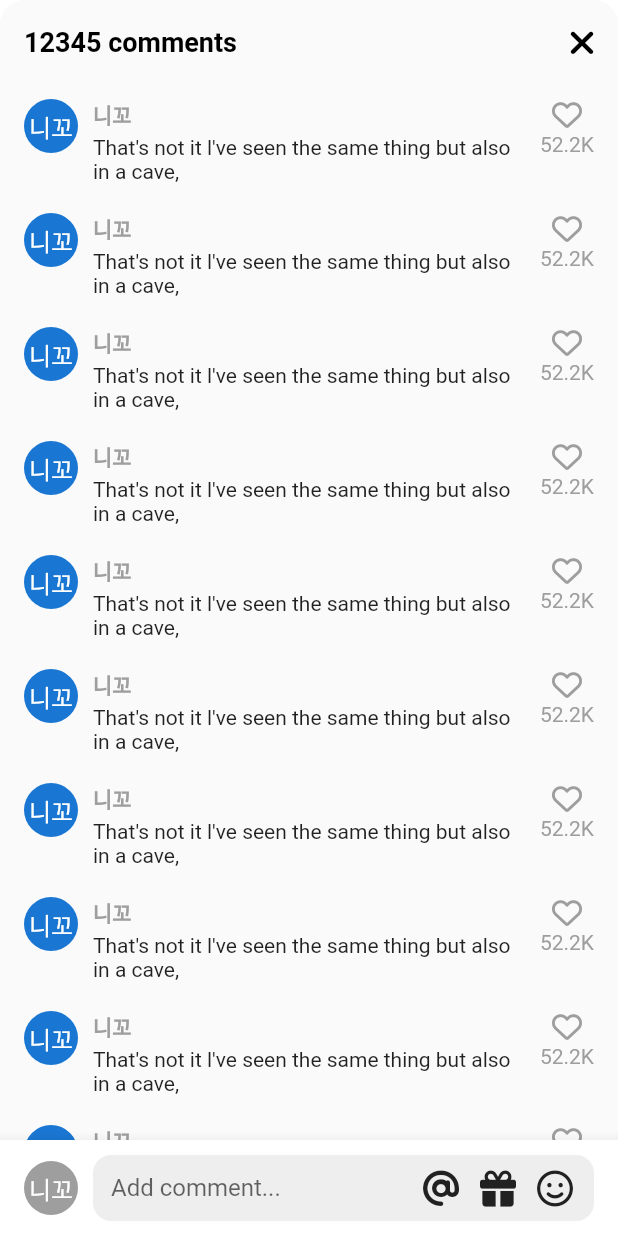
After one commit to So5L/tiktok_clone, a Flutter app: the VideoComments screen opened directly, on a phone screen of 412 x 824 dp. The commit adds this screen. Run offline on Flutter 3.47's test engine with Material 3 defaults, Android fonts, the phone set to English and light mode, and no system bars; our stand-ins replace font_awesome_flutter, video_player, visibility_detector; network calls fail.

Commit message:
update files

```diff
--- a/lib/authentication/onboarding/tutorial_screen.dart
+++ b/lib/authentication/onboarding/screens/tutorial_screen.dart
@@ -2,7 +2,7 @@ import 'package:flutter/cupertino.dart';
 import 'package:flutter/material.dart';
 import 'package:tiktok_clone/constants/gaps.dart';
 import 'package:tiktok_clone/constants/sizes.dart';
-import 'package:tiktok_clone/features/main_navigation/main_navigation_screen.dart';
+import 'package:tiktok_clone/features/main_navigation/screens/main_navigation_screen.dart';
 
 enum Direction { right, left }
 
--- a/lib/authentication/login_form_screen.dart
+++ b/lib/authentication/screens/login_form_screen.dart
@@ -1,6 +1,6 @@
 import 'package:flutter/material.dart';
 import 'package:font_awesome_flutter/font_awesome_flutter.dart';
-import 'package:tiktok_clone/authentication/onboarding/interests_screen.dart';
+import 'package:tiktok_clone/authentication/onboarding/screens/interests_screen.dart';
 import 'package:tiktok_clone/authentication/widgets/form_button.dart';
 import 'package:tiktok_clone/constants/gaps.dart';
 import 'package:tiktok_clone/constants/sizes.dart';
--- a/lib/authentication/password_screen.dart
+++ b/lib/authentication/screens/password_screen.dart
@@ -1,6 +1,6 @@
 import 'package:flutter/material.dart';
 import 'package:font_awesome_flutter/font_awesome_flutter.dart';
-import 'package:tiktok_clone/authentication/birthday_screen.dart';
+import 'package:tiktok_clone/authentication/screens/birthday_screen.dart';
 import 'package:tiktok_clone/authentication/widgets/form_button.dart';
 import 'package:tiktok_clone/constants/gaps.dart';
 import 'package:tiktok_clone/constants/sizes.dart';
--- a/lib/features/main_navigation/main_navigation_screen.dart
+++ b/lib/features/main_navigation/screens/main_navigation_screen.dart
@@ -2,10 +2,10 @@ import 'package:flutter/material.dart';
 import 'package:font_awesome_flutter/font_awesome_flutter.dart';
 import 'package:tiktok_clone/constants/gaps.dart';
 import 'package:tiktok_clone/constants/sizes.dart';
+import 'package:tiktok_clone/features/main_navigation/screens/stf_screen.dart';
 import 'package:tiktok_clone/features/main_navigation/widgets/nav_tab.dart';
 import 'package:tiktok_clone/features/main_navigation/widgets/post_video_button.dart';
-import 'package:tiktok_clone/features/stf_screen.dart';
-import 'package:tiktok_clone/features/videos/video_timeline_screen.dart';
+import 'package:tiktok_clone/features/videos/screens/video_timeline_screen.dart';
 
 class MainNavigationScreen extends StatefulWidget {
   const MainNavigationScreen({super.key});
@@ -37,6 +37,7 @@ class _MainNavigationScreenState extends State<MainNavigationScreen> {
   @override
   Widget build(BuildContext context) {
     return Scaffold(
+      resizeToAvoidBottomInset: false,
       backgroundColor: _selectedIndex == 0 ? Colors.black : Colors.white,
       body: Stack(
         children: [
--- a/lib/features/main_navigation/widgets/nav_tab.dart
+++ b/lib/features/main_navigation/widgets/nav_tab.dart
@@ -20,7 +20,7 @@ class NavTab extends StatelessWidget {
   Widget build(BuildContext context) {
     return Expanded(
       child: GestureDetector(
-        onTap: () => onTap(),
+        onTap: () => onTap,
         child: Container(
           color: Colors.black,
           child: AnimatedOpacity(
--- /dev/null
+++ b/lib/features/videos/widgets/video_comments.dart
@@ -0,0 +1,200 @@
+import 'package:flutter/material.dart';
+import 'package:font_awesome_flutter/font_awesome_flutter.dart';
+import 'package:tiktok_clone/constants/gaps.dart';
+import 'package:tiktok_clone/constants/sizes.dart';
+
+class VideoComments extends StatefulWidget {
+  const VideoComments({super.key});
+
+  @override
+  State<VideoComments> createState() => _VideoCommentsState();
+}
+
+class _VideoCommentsState extends State<VideoComments> {
+  bool _isWriting = false;
+
+  void _onClosedPressed() {
+    Navigator.of(context).pop();
+  }
+
+  void _stopWriting() {
+    FocusScope.of(context).unfocus();
+    setState(() {
+      _isWriting = false;
+    });
+  }
+
+  void _onStartWriting() {
+    setState(() {
+      _isWriting = true;
+    });
+  }
+
+  @override
+  Widget build(BuildContext context) {
+    final size = MediaQuery.of(context).size;
+    return Container(
+      height: size.height * 0.75,
+      clipBehavior: Clip.hardEdge,
+      decoration: BoxDecoration(
+        borderRadius: BorderRadius.circular(Sizes.size16),
+      ),
+      child: Scaffold(
+        backgroundColor: Colors.grey.shade50,
+        appBar: AppBar(
+          backgroundColor: Colors.grey.shade50,
+          title: const Text("12345 comments"),
+          automaticallyImplyLeading: false,
+          actions: [
+            IconButton(
+              onPressed: _onClosedPressed,
+              icon: const FaIcon(FontAwesomeIcons.xmark),
+            ),
+          ],
+        ),
+        body: GestureDetector(
+          onTap: _stopWriting,
+          child: Stack(children: [
+            ListView.separated(
+              padding: const EdgeInsets.symmetric(
+                vertical: Sizes.size10,
+                horizontal: Sizes.size16,
+              ),
+              separatorBuilder: (context, index) => Gaps.v20,
+              itemCount: 10,
+              itemBuilder: (context, index) => Row(
+                crossAxisAlignment: CrossAxisAlignment.start,
+                children: [
+                  const CircleAvatar(
+                    radius: 18,
+                    child: Text("니꼬"),
+                  ),
+                  Gaps.h10,
+                  Expanded(
+                    child: Column(
+                      crossAxisAlignment: CrossAxisAlignment.start,
+                      children: [
+                        Text(
+                          '니꼬',
+                          style: TextStyle(
+                              fontWeight: FontWeight.bold,
+                              fontSize: Sizes.size14,
+                              color: Colors.grey.shade500),
+                        ),
+                        Gaps.v3,
+                        const Text(
+                            "That's not it l've seen the same thing but also in a cave,")
+                      ],
+                    ),
+                  ),
+                  Gaps.h10,
+                  Column(
+                    children: [
+                      FaIcon(
+                        FontAwesomeIcons.heart,
+                        size: Sizes.size20,
+                        color: Colors.grey.shade500,
+                      ),
+                      Gaps.v2,
+                      Text(
+                        '52.2K',
+                        style: TextStyle(
+                          color: Colors.grey.shade500,
+                        ),
+                      ),
+                    ],
+                  ),
+                ],
+              ),
+            ),
+            Positioned(
+              bottom: 0,
+              width: size.width,
+              child: BottomAppBar(
+                color: Colors.white,
+                child: Padding(
+                  padding: const EdgeInsets.symmetric(
+                    horizontal: Sizes.size16,
+                    vertical: Sizes.size10,
+                  ),
+                  child: Row(
+                    children: [
+                      CircleAvatar(
+                        radius: 18,
+                        backgroundColor: Colors.grey.shade500,
+                        foregroundColor: Colors.white,
+                        child: const Text("니꼬"),
+                      ),
+                      Gaps.h10,
+                      Expanded(
+                        child: SizedBox(
+                          height: Sizes.size44,
+                          child: TextField(
+                            onTap: _onStartWriting,
+                            expands: true,
+                            minLines: null,
+                            maxLines: null,
+                            textInputAction: TextInputAction.newline,
+                            cursorColor: Theme.of(context).primaryColor,
+                            decoration: InputDecoration(
+                              hintText: "Add comment...",
+                              border: OutlineInputBorder(
+                                borderRadius: BorderRadius.circular(
+                                  Sizes.size12,
+                                ),
+                                borderSide: BorderSide.none,
+                              ),
+                              filled: true,
+                              fillColor: Colors.grey.shade200,
+                              contentPadding: const EdgeInsets.symmetric(
+                                vertical: Sizes.size10,
+                                horizontal: Sizes.size12,
+                              ),
+                              suffixIcon: Row(
+                                mainAxisSize: MainAxisSize.min,
+                                children: [
+                                  FaIcon(
+                                    FontAwesomeIcons.at,
+                                    color: Colors.grey.shade900,
+                                  ),
+                                  Gaps.h14,
+                                  FaIcon(
+                                    FontAwesomeIcons.gift,
+                                    color: Colors.grey.shade900,
+                                  ),
+                                  Gaps.h14,
+                                  FaIcon(
+                                    FontAwesomeIcons.faceSmile,
+                                    color: Colors.grey.shade900,
+                                  ),
+                                  Gaps.h14,
+                                  if (_isWriting)
+                                    Padding(
+                                      padding: const EdgeInsets.only(
+                                        right: Sizes.size14,
+                                      ),
+                                      child: GestureDetector(
+                                        onTap: _stopWriting,
+                                        child: FaIcon(
+                                          FontAwesomeIcons.circleArrowUp,
+                                          color: Theme.of(context).primaryColor,
+                                        ),
+                                      ),
+                                    ),
+                                ],
+                              ),
+                            ),
+                          ),
+                        ),
+                      ),
+                    ],
+                  ),
+                ),
+              ),
+            )
+          ]),
+        ),
+      ),
+    );
+  }
+}
```
Also changed, not shown: lib/authentication/onboarding/screens/interests_screen.dart (renamed from lib/authentication/onboarding/interests_screen.dart, +2 -42 lines), lib/authentication/onboarding/tutorial_screen2.dart (deleted, +0 -118 lines), lib/authentication/onboarding/widgets/interests.dart (added, +40 -0 lines), lib/authentication/screens/birthday_screen.dart (renamed from lib/authentication/username_screen.dart, +35 -22 lines), lib/authentication/screens/email_screen.dart (renamed from lib/authentication/birthday_screen.dart, +35 -44 lines), lib/authentication/screens/login_screen.dart (renamed from lib/authentication/sign_up_screen.dart, +15 -18 lines), lib/authentication/screens/sign_up_screen.dart (renamed from lib/authentication/login_screen.dart, +18 -15 lines), lib/authentication/screens/username_screen.dart (renamed from lib/authentication/email_screen.dart, +29 -33 lines), lib/features/videos/widgets/video_post.dart (+28 -9 lines), lib/main.dart (+4 -8 lines), lib/features/main_navigation/screens/stf_screen.dart (renamed from lib/features/stf_screen.dart), lib/features/videos/screens/video_timeline_screen.dart (renamed from lib/features/videos/video_timeline_screen.dart).
